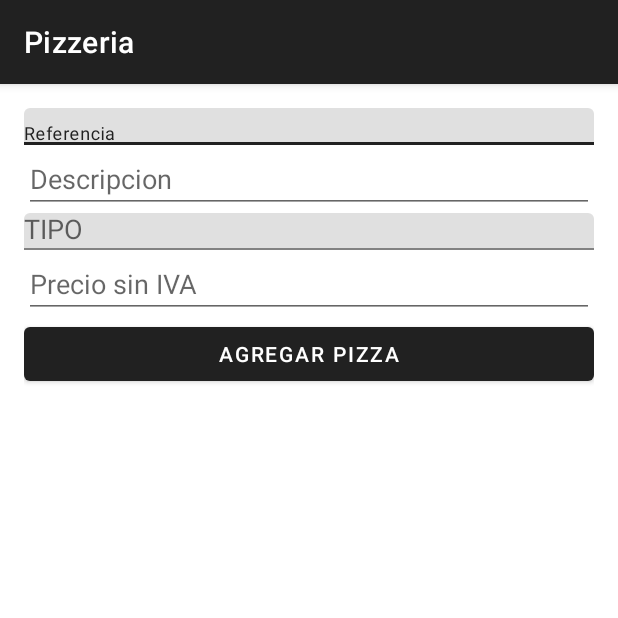
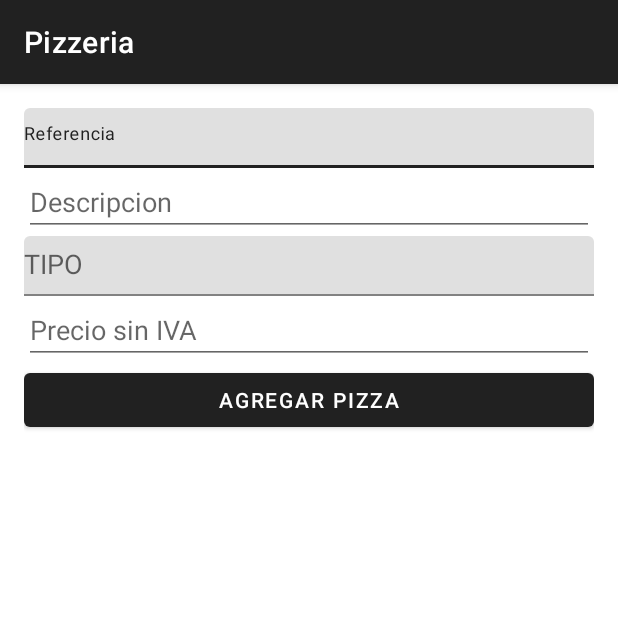
Before and after one commit to N1KFY/pizza, an Android app: the secondActivity screen opened directly, with no data from a screen before it, on a phone screen of 412 x 824 dp, the top half of it. Run offline under Robolectric (Android 15) with nearby library versions, the phone set to English and light mode, and no system bars.

Commit message:
Buscar, IVA, Agregar, Filtros(alguna combinacion no funciona), los campos de agregar pizzas estaban mal

```diff
--- a/app/src/main/java/com/epia/gestion_pizzeria_ac03/interfaces/secondActivity.kt
+++ b/app/src/main/java/com/epia/gestion_pizzeria_ac03/interfaces/secondActivity.kt
@@ -2,6 +2,7 @@ package com.epia.gestion_pizzeria_ac03.interfaces
 
 import android.content.Intent
 import android.os.Bundle
+import android.view.Gravity
 import android.widget.ArrayAdapter
 import android.widget.AutoCompleteTextView
 import androidx.appcompat.app.AppCompatActivity
--- a/app/src/main/res/layout/intent_agregar.xml
+++ b/app/src/main/res/layout/intent_agregar.xml
@@ -15,8 +15,8 @@
         <AutoCompleteTextView
             android:id="@+id/editText1"
             android:layout_width="match_parent"
-            android:layout_height="wrap_content"
-            android:inputType="text"/>
+            android:layout_height="40dp"
+            android:inputType="text" />
     </com.google.android.material.textfield.TextInputLayout>
 
     <EditText
@@ -35,11 +35,9 @@
         <AutoCompleteTextView
             android:id="@+id/editText3"
             android:layout_width="match_parent"
-            android:layout_height="wrap_content"
-            android:inputType="none"
-            android:focusable="false"/> <!-- (android:inputType="none" = evitar teclado)  (android:focusable="false" un solo toque muestra el dropdown ) -->
-
-
+            android:layout_height="40dp"
+            android:focusable="false"
+            android:inputType="none" /> <!-- (android:inputType="none" = evitar teclado)  (android:focusable="false" un solo toque muestra el dropdown ) -->
     </com.google.android.material.textfield.TextInputLayout>
 
     <EditText
```
Also changed, not shown: app/src/main/java/com/epia/gestion_pizzeria_ac03/interfaces/MainActivity.kt (+24 -24 lines).
